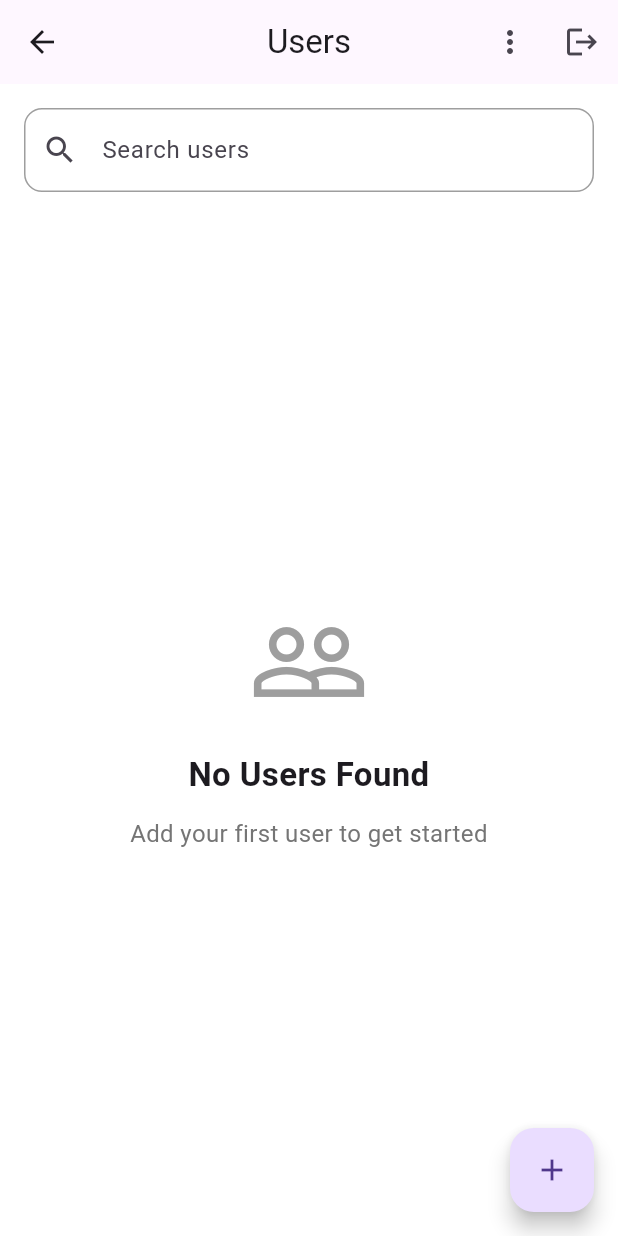
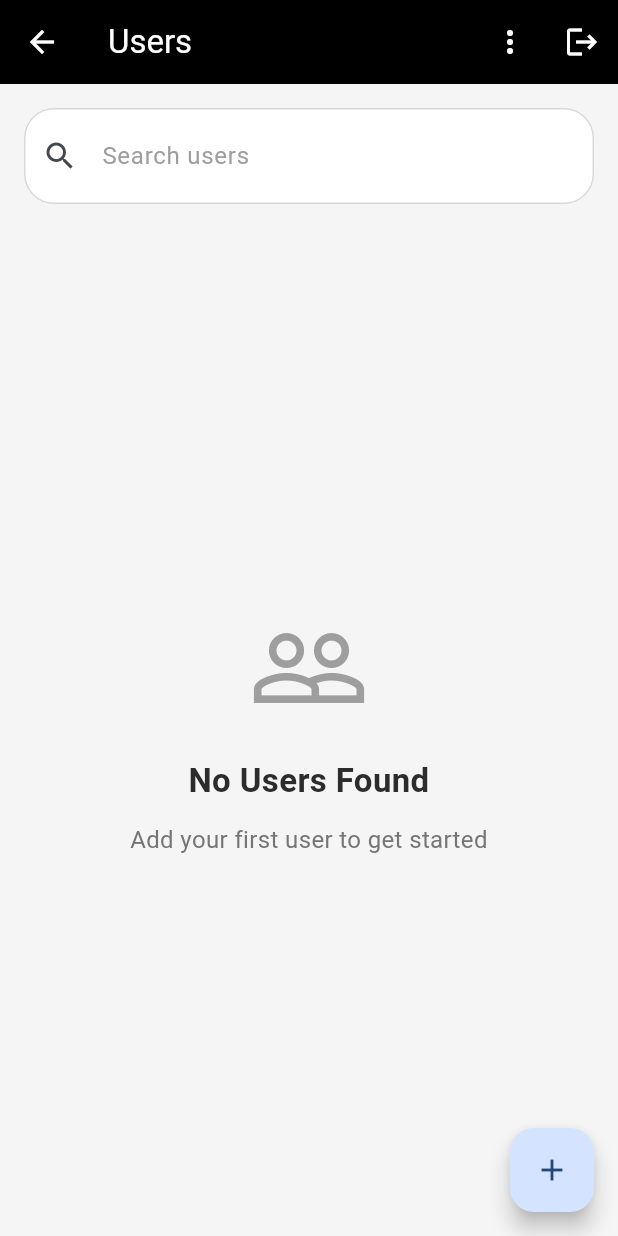
Before and after one commit to Abdulsathar27/totalXtask, a Flutter app: the HomeScreen screen opened directly, on a phone screen of 412 x 824 dp. Run offline on Flutter 3.47's test engine with Material 3 defaults, Android fonts, the phone set to English and light mode, and no system bars; our stand-ins replace cached_network_image, cloud_firestore, firebase_auth, firebase_core, firebase_storage, google_sign_in and 1 more; accounts and stored records are empty.

Commit message:
refactor: update app theme with centralized design system

```diff
--- a/lib/core/theme/app_theme.dart
+++ b/lib/core/theme/app_theme.dart
@@ -1,41 +1,67 @@
 import 'package:flutter/material.dart';
+import 'package:totalxtask/core/constant/app_colors.dart';
+import 'package:totalxtask/core/constant/app_spacing.dart';
+
+
 
 class AppTheme {
   static ThemeData lightTheme = ThemeData(
     useMaterial3: true,
 
-    scaffoldBackgroundColor: Colors.white,
+    scaffoldBackgroundColor:
+        AppColors.scaffoldBackground,
+
+    colorScheme: ColorScheme.fromSeed(
+  seedColor: AppColors.primaryBlue,
+),
 
     appBarTheme: const AppBarTheme(
-      centerTitle: true,
+      backgroundColor: AppColors.black,
+      foregroundColor: AppColors.white,
+      centerTitle: false,
       elevation: 0,
     ),
 
     inputDecorationTheme:
         InputDecorationTheme(
       filled: true,
-      fillColor: Colors.white,
+      fillColor: AppColors.white,
+
       contentPadding:
           const EdgeInsets.symmetric(
-        horizontal: 16,
-        vertical: 16,
+        horizontal: AppSpacing.largeSpacing,
+        vertical: AppSpacing.largeSpacing,
       ),
+
+      hintStyle: const TextStyle(
+        color: AppColors.hintGrey,
+        fontSize: 16,
+      ),
+
       border: OutlineInputBorder(
-        borderRadius:
-            BorderRadius.circular(12),
-      ),
-      enabledBorder: OutlineInputBorder(
-        borderRadius:
-            BorderRadius.circular(12),
+        borderRadius: BorderRadius.circular(
+          AppSpacing.inputRadius,
+        ),
         borderSide: const BorderSide(
-          color: Colors.grey,
+          color: AppColors.borderGrey,
         ),
       ),
+
+      enabledBorder: OutlineInputBorder(
+        borderRadius: BorderRadius.circular(
+          AppSpacing.inputRadius,
+        ),
+        borderSide: const BorderSide(
+          color: AppColors.borderGrey,
+        ),
+      ),
+
       focusedBorder: OutlineInputBorder(
-        borderRadius:
-            BorderRadius.circular(12),
+        borderRadius: BorderRadius.circular(
+          AppSpacing.inputRadius,
+        ),
         borderSide: const BorderSide(
-          color: Colors.blue,
+          color: AppColors.primaryBlue,
           width: 1.5,
         ),
       ),
@@ -44,22 +70,66 @@ class AppTheme {
     elevatedButtonTheme:
         ElevatedButtonThemeData(
       style: ElevatedButton.styleFrom(
+        backgroundColor:
+            AppColors.primaryBlue,
+
+        foregroundColor: AppColors.white,
+
         minimumSize: const Size(
           double.infinity,
-          55,
+          56,
         ),
+
+        elevation: 0,
+
         shape: RoundedRectangleBorder(
-          borderRadius:
-              BorderRadius.circular(12),
+          borderRadius: BorderRadius.circular(
+            AppSpacing.buttonRadius,
+          ),
+        ),
+
+        textStyle: const TextStyle(
+          fontSize: 16,
+          fontWeight: FontWeight.w600,
         ),
       ),
     ),
 
     cardTheme: CardThemeData(
+      color: AppColors.white,
+
       elevation: 2,
+
+      shadowColor: AppColors.cardShadow,
+
       shape: RoundedRectangleBorder(
-        borderRadius:
-            BorderRadius.circular(12),
+        borderRadius: BorderRadius.circular(
+          AppSpacing.cardRadius,
+        ),
+      ),
+    ),
+
+    textTheme: const TextTheme(
+      headlineLarge: TextStyle(
+        fontSize: 32,
+        fontWeight: FontWeight.bold,
+        color: AppColors.textDark,
+      ),
+
+      headlineMedium: TextStyle(
+        fontSize: 24,
+        fontWeight: FontWeight.w700,
+        color: AppColors.textDark,
+      ),
+
+      bodyLarge: TextStyle(
+        fontSize: 16,
+        color: AppColors.textDark,
+      ),
+
+      bodyMedium: TextStyle(
+        fontSize: 14,
+        color: AppColors.textDark,
       ),
     ),
   );
```
